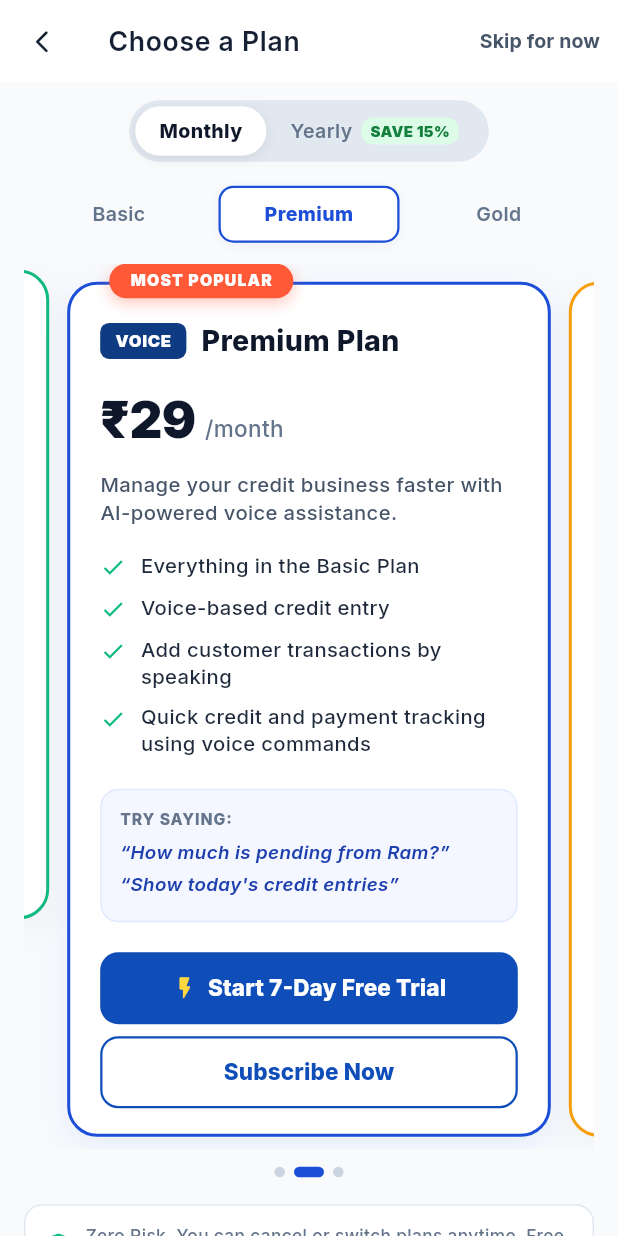
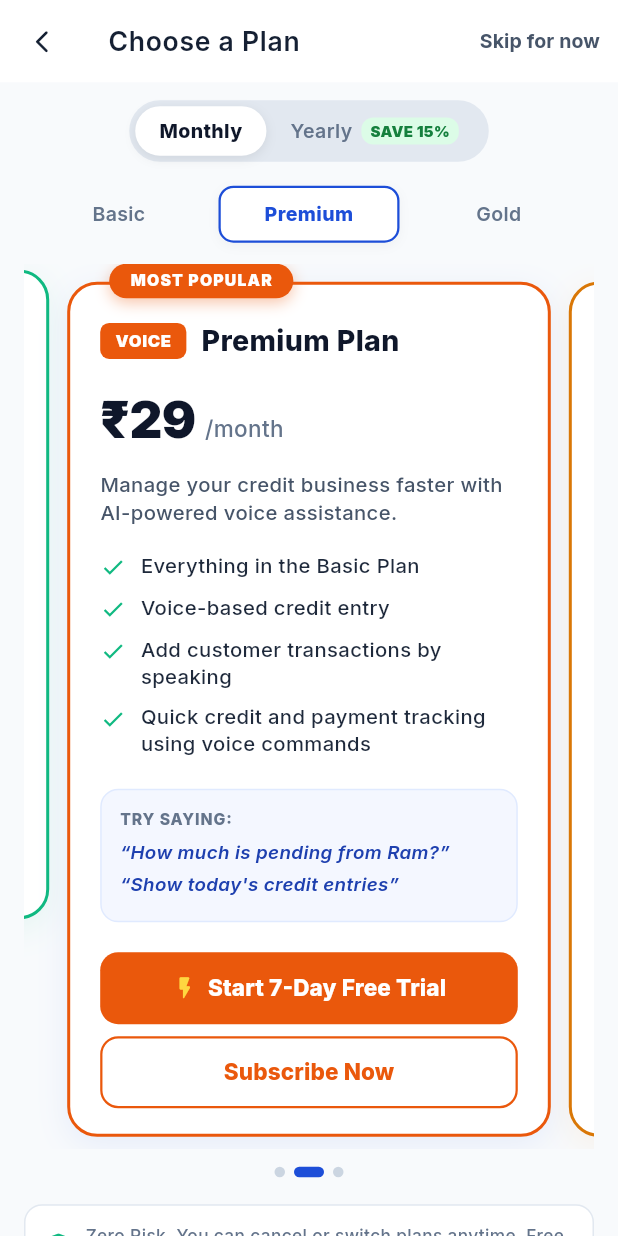
Before and after one commit to sonusainiemulator/udharcard-merchant-app, a Flutter app: the SubscriptionPlansScreen screen opened by its route, swiped to page 2, on a phone screen of 412 x 824 dp. Run offline on Flutter 3.47's test engine with Material 3 defaults, Android fonts, the phone set to English and light mode, and no system bars; our stand-ins replace cached_network_image, confetti, connectivity_plus, dio, dotted_border, dotted_line and 25 more; missing offline and left inert: pusher_channels_flutter, razorpay_flutter; accounts and stored records are empty; network calls fail; project files that could hold a hidden picture were left out.

Commit message:
fix(subscription): dynamic plan texts, trial banners, and admin current plan display

```diff
--- a/lib/utils/services/localstorage/keys.dart
+++ b/lib/utils/services/localstorage/keys.dart
@@ -24,6 +24,7 @@ class Keys {
   static String workListLastSyncAt = "workListLastSyncAt";
   static String subscriptionPlanSelected = "subscriptionPlanSelected";
   static String subscriptionPlanCode = "subscriptionPlanCode";
+  static String subscriptionPlanName = "subscriptionPlanName";
   static String subscriptionBillingCycle = "subscriptionBillingCycle";
   static String subscriptionEnrollmentRequired = "subscriptionEnrollmentRequired";
   static String subscriptionSoftRolloutEnabled = "subscriptionSoftRolloutEnabled";
--- a/lib/views/screens/home/home_screen.dart
+++ b/lib/views/screens/home/home_screen.dart
@@ -892,7 +892,7 @@ class _HomeScreenState extends State<HomeScreen> {
                           SizedBox(width: 10.w),
                           Expanded(
                             child: Text(
-                              '✨ Premium Trial: ${SubscriptionGateService.trialDaysRemaining()} days left • AI Voice Khata unlocked',
+                              '✨ ${SubscriptionGateService.currentPlanName()} Trial: ${SubscriptionGateService.trialDaysRemaining()} days left • AI Voice Khata unlocked',
                               style: GoogleFonts.outfit(
                                 fontSize: 12.sp,
                                 fontWeight: FontWeight.w600,
--- a/lib/views/screens/subscription/subscription_plans_screen.dart
+++ b/lib/views/screens/subscription/subscription_plans_screen.dart
@@ -14,11 +14,18 @@ class SubscriptionPlansScreen extends StatefulWidget {
 }
 
 class _SubscriptionPlansScreenState extends State<SubscriptionPlansScreen> {
-  int _currentPageIndex = 1; // Default highlight Premium Plan in the middle!
-  final PageController _pageController = PageController(
+  int _currentPageIndex = 1;
+  late final PageController _pageController;
+  bool _initializedPage = false;
+
+  @override
+  void initState() {
+    super.initState();
+    _pageController = PageController(
       initialPage: 1,
       viewportFraction: 0.88,
     );
+  }
 
   @override
   void dispose() {
@@ -34,6 +41,26 @@ class _SubscriptionPlansScreenState extends State<SubscriptionPlansScreen> {
         final activeCode = controller.activePlanCode.toLowerCase();
         final isTrial = controller.isTrialActive;
         final trialDays = controller.trialDaysRemaining;
+
+        if (!_initializedPage && controller.plans.isNotEmpty) {
+          _initializedPage = true;
+          final targetIndex = controller.plans.indexWhere((p) {
+            final code = p['code']?.toString().toLowerCase();
+            if (controller.isTrialActive || controller.activePlanCode.isNotEmpty) {
+              return code == controller.activePlanCode.toLowerCase();
+            }
+            return (p['tag']?.toString().toUpperCase().contains('POPULAR') ?? false) ||
+                ((p['trial_days'] as num? ?? 0) > 0);
+          });
+          if (targetIndex >= 0 && targetIndex < controller.plans.length) {
+            _currentPageIndex = targetIndex;
+            WidgetsBinding.instance.addPostFrameCallback((_) {
+              if (_pageController.hasClients) {
+                _pageController.jumpToPage(targetIndex);
+              }
+            });
+          }
+        }
 
         return Scaffold(
           backgroundColor: const Color(0xFFF8FAFC),
@@ -81,16 +108,16 @@ class _SubscriptionPlansScreenState extends State<SubscriptionPlansScreen> {
                               child: Column(
                                 crossAxisAlignment: CrossAxisAlignment.start,
                                 children: [
-                                  const Text(
-                                    '🎉 Premium Free Trial Active!',
-                                    style: TextStyle(
+                                  Text(
+                                    '🎉 ${controller.currentPlanName} Free Trial Active!',
+                                    style: const TextStyle(
                                       fontSize: 14.5,
                                       fontWeight: FontWeight.w800,
                                       color: Color(0xFF1E3A8A),
                                     ),
                                   ),
                                   Text(
-                                    '$trialDays ${trialDays == 1 ? "day" : "days"} remaining. Enjoy full AI Voice Khata access.',
+                                    '$trialDays ${trialDays == 1 ? "day" : "days"} remaining. Enjoy full AI Voice Khata & features.',
                                     style: const TextStyle(
                                       fontSize: 12.5,
                                       color: Color(0xFF1E40AF),
@@ -117,7 +144,7 @@ class _SubscriptionPlansScreenState extends State<SubscriptionPlansScreen> {
                             const SizedBox(width: 12),
                             Expanded(
                               child: Text(
-                                'Your current plan: ${controller.activePlanCode.toUpperCase()}',
+                                'Your current plan: ${controller.currentPlanName}',
                                 style: const TextStyle(
                                   fontSize: 14.5,
                                   fontWeight: FontWeight.w800,
@@ -131,7 +158,7 @@ class _SubscriptionPlansScreenState extends State<SubscriptionPlansScreen> {
 
                     // --- Pending Offline Request Banner ---
                     if (controller.pendingOfflineRequest != null)
-                      _buildPendingRequestBanner(controller.pendingOfflineRequest!),
+                      _buildPendingRequestBanner(controller, controller.pendingOfflineRequest!),
 
                     // --- Billing Cycle Switcher ---
                     Center(
@@ -267,7 +294,13 @@ class _SubscriptionPlansScreenState extends State<SubscriptionPlansScreen> {
                     const SizedBox(height: 18),
 
                     // Trust Badge Footer
-                    Container(
+                    Builder(builder: (context) {
+                      final basicPlan = controller.plans.cast<dynamic>().firstWhere(
+                        (p) => p is Map && ((p['monthly_price'] as num?)?.toDouble() ?? 0) == 0,
+                        orElse: () => null,
+                      );
+                      final basicName = (basicPlan is Map ? basicPlan['name']?.toString() : null) ?? 'Basic Plan';
+                      return Container(
                         padding: const EdgeInsets.all(12),
                         decoration: BoxDecoration(
                           color: Colors.white,
@@ -275,13 +308,13 @@ class _SubscriptionPlansScreenState extends State<SubscriptionPlansScreen> {
                           border: Border.all(color: const Color(0xFFE2E8F0)),
                         ),
                         child: Row(
-                        children: const [
-                          Icon(Icons.shield_rounded, color: Color(0xFF10B981), size: 20),
-                          SizedBox(width: 8),
+                          children: [
+                            const Icon(Icons.shield_rounded, color: Color(0xFF10B981), size: 20),
+                            const SizedBox(width: 8),
                             Expanded(
                               child: Text(
-                              'Zero Risk. You can cancel or switch plans anytime. Free Basic Plan remains available forever.',
-                              style: TextStyle(
+                                'Zero Risk. You can cancel or switch plans anytime. Free $basicName remains available forever.',
+                                style: const TextStyle(
                                   fontSize: 11.5,
                                   color: Color(0xFF64748B),
                                   height: 1.3,
@@ -290,7 +323,8 @@ class _SubscriptionPlansScreenState extends State<SubscriptionPlansScreen> {
                             ),
                           ],
                         ),
-                    ),
+                      );
+                    }),
                   ],
                 ),
         );
@@ -356,8 +390,25 @@ class _SubscriptionPlansScreenState extends State<SubscriptionPlansScreen> {
     );
   }
 
-  Widget _buildPendingRequestBanner(Map<String, dynamic> req) {
-    final code = req['requested_plan_code']?.toString() ?? 'Plan';
+  Widget _buildPendingRequestBanner(
+    SubscriptionController controller,
+    Map<String, dynamic> req,
+  ) {
+    final code = req['requested_plan_code']?.toString().toLowerCase() ?? '';
+    final planFromReq = req['plan'];
+    String planName = (planFromReq is Map ? planFromReq['name']?.toString() : null) ?? '';
+    if (planName.isEmpty) {
+      for (final p in controller.plans) {
+        if (p is Map && p['code']?.toString().toLowerCase() == code) {
+          planName = p['name']?.toString() ?? '';
+          break;
+        }
+      }
+    }
+    if (planName.isEmpty) {
+      planName = code.isNotEmpty ? '${code[0].toUpperCase()}${code.substring(1)} Plan' : 'Plan';
+    }
+
     final when = req['created_at']?.toString().split('T').first ?? '';
 
     return Container(
@@ -374,7 +425,7 @@ class _SubscriptionPlansScreenState extends State<SubscriptionPlansScreen> {
           const SizedBox(width: 10),
           Expanded(
             child: Text(
-              'Offline upgrade request for "$code" submitted on $when. Admin will verify and activate your plan.',
+              'Offline upgrade request for "$planName" submitted on $when. Admin will verify and activate your plan.',
               style: const TextStyle(fontSize: 12.5, color: Color(0xFF92400E)),
             ),
           ),
@@ -391,6 +442,18 @@ class _SubscriptionPlansScreenState extends State<SubscriptionPlansScreen> {
     final planName = plan['name']?.toString() ?? 'Premium Plan';
     final trialDays = (plan['trial_days'] as num?)?.toInt() ?? 7;
 
+    final rawFeatures = plan['features'];
+    final List<String> features = rawFeatures is List
+        ? rawFeatures.map((e) => e.toString()).take(3).toList()
+        : [
+            'Full access to AI Voice Khata',
+            'Voice credit entry & balance queries',
+          ];
+
+    final featuresListText = features.isNotEmpty
+        ? features.map((f) => '• $f').join('\n')
+        : '• Full access to $planName features';
+
     final confirm = await Get.dialog<bool>(
       AlertDialog(
         shape: RoundedRectangleBorder(borderRadius: BorderRadius.circular(18)),
@@ -403,8 +466,7 @@ class _SubscriptionPlansScreenState extends State<SubscriptionPlansScreen> {
         ),
         content: Text(
           'Activate your $trialDays-Day Free Trial of $planName?\n\n'
-          '• Full access to AI Voice Khata\n'
-          '• Voice credit entry & balance queries\n'
+          '$featuresListText\n'
           '• No payment required upfront',
           style: const TextStyle(height: 1.4, fontSize: 13.5),
         ),
--- a/lib/views/screens/subscription/widgets/plan_card_widget.dart
+++ b/lib/views/screens/subscription/widgets/plan_card_widget.dart
@@ -21,6 +21,19 @@ class PlanCardWidget extends StatelessWidget {
   final VoidCallback onStartTrial;
   final String activePlanCode;
   final bool isLoading;
+
+  static Color? _parseHexColor(String? hex) {
+    if (hex == null || hex.trim().isEmpty) return null;
+    try {
+      final clean = hex.replaceAll('#', '').trim();
+      if (clean.length == 6) {
+        return Color(int.parse('0xFF$clean'));
+      } else if (clean.length == 8) {
+        return Color(int.parse('0x$clean'));
+      }
+    } catch (_) {}
+    return null;
+  }
 
   @override
   Widget build(BuildContext context) {
@@ -67,12 +80,20 @@ class PlanCardWidget extends StatelessWidget {
         : [];
 
     // Distinct Theme Colors based on plan
+    final rawTagColor = plan['tag_color']?.toString();
+    final Color? apiThemeColor = _parseHexColor(rawTagColor);
+
     Color borderColor;
     Color buttonColor;
     Color badgeBg;
     Color ribbonColor;
 
-    if (code == 'premium') {
+    if (apiThemeColor != null && code != 'basic') {
+      borderColor = apiThemeColor;
+      buttonColor = apiThemeColor;
+      badgeBg = apiThemeColor;
+      ribbonColor = apiThemeColor;
+    } else if (code == 'premium') {
       borderColor = const Color(0xFF1D4ED8); // Deep royal blue
       buttonColor = const Color(0xFF0F4DB8);
       badgeBg = const Color(0xFF0F3B82);
@@ -103,12 +124,12 @@ class PlanCardWidget extends StatelessWidget {
             borderRadius: BorderRadius.circular(20),
             border: Border.all(
               color: borderColor,
-              width: (code == 'premium' || code == 'gold' || isCurrent) ? 2.0 : 1.2,
+              width: (code != 'basic' || isCurrent) ? 2.0 : 1.2,
             ),
             boxShadow: [
               BoxShadow(
-                color: (code == 'premium' ? const Color(0xFF1D4ED8) : Colors.black)
-                    .withValues(alpha: code == 'premium' ? 0.08 : 0.04),
+                color: (code == 'premium' ? const Color(0xFF1D4ED8) : borderColor)
+                    .withValues(alpha: (code != 'basic' || isCurrent) ? 0.08 : 0.04),
                 blurRadius: 18,
                 offset: const Offset(0, 6),
               ),
```
Also changed, not shown: lib/controllers/subscription_controller.dart (+51 -6 lines), lib/utils/services/subscription_gate_service.dart (+13 -3 lines), lib/views/screens/profile/profile_setting_screen.dart (+19 -14 lines), lib/views/screens/subscription/widgets/upgrade_feature_sheet.dart (+16 -9 lines), 2 other files. Lines whose indentation alone changed are shown as unchanged.
